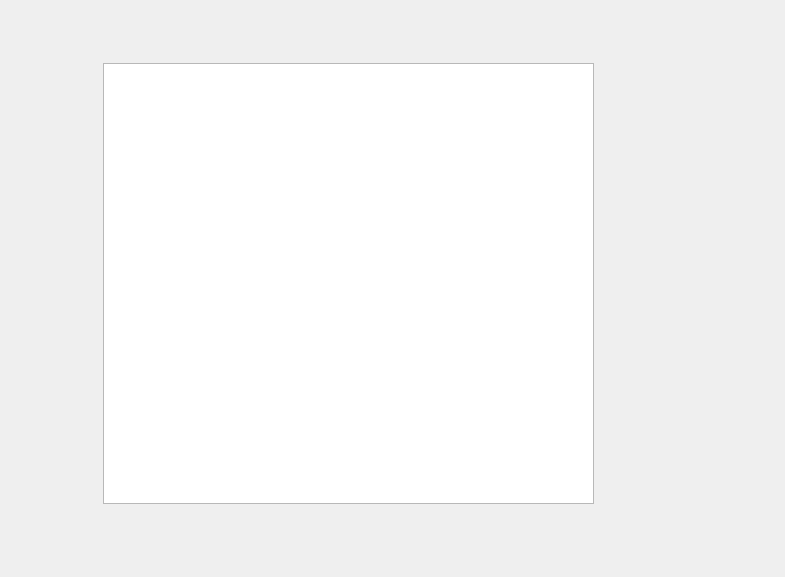
First picture: the form in lyrics.ui, repository Texvss/Spotify_project, before the edit.
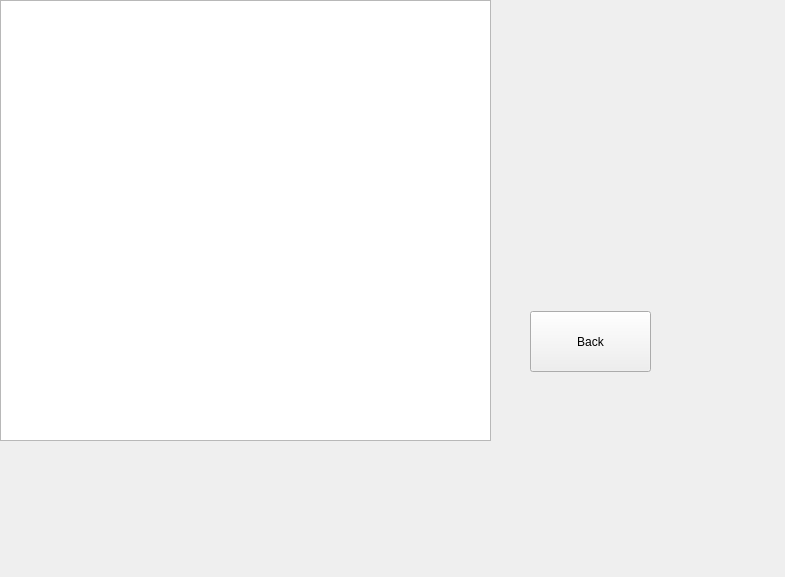
Second picture: the form after the edit.

```diff
--- a/lyrics.ui
+++ b/lyrics.ui
@@ -16,13 +16,26 @@
   <widget class="QTextEdit" name="lyricsList">
    <property name="geometry">
     <rect>
-     <x>103</x>
-     <y>63</y>
+     <x>0</x>
+     <y>0</y>
      <width>491</width>
      <height>441</height>
     </rect>
    </property>
   </widget>
+  <widget class="QPushButton" name="lyricsBack">
+   <property name="geometry">
+    <rect>
+     <x>530</x>
+     <y>311</y>
+     <width>121</width>
+     <height>61</height>
+    </rect>
+   </property>
+   <property name="text">
+    <string>Back</string>
+   </property>
+  </widget>
  </widget>
  <resources/>
  <connections/>
```
